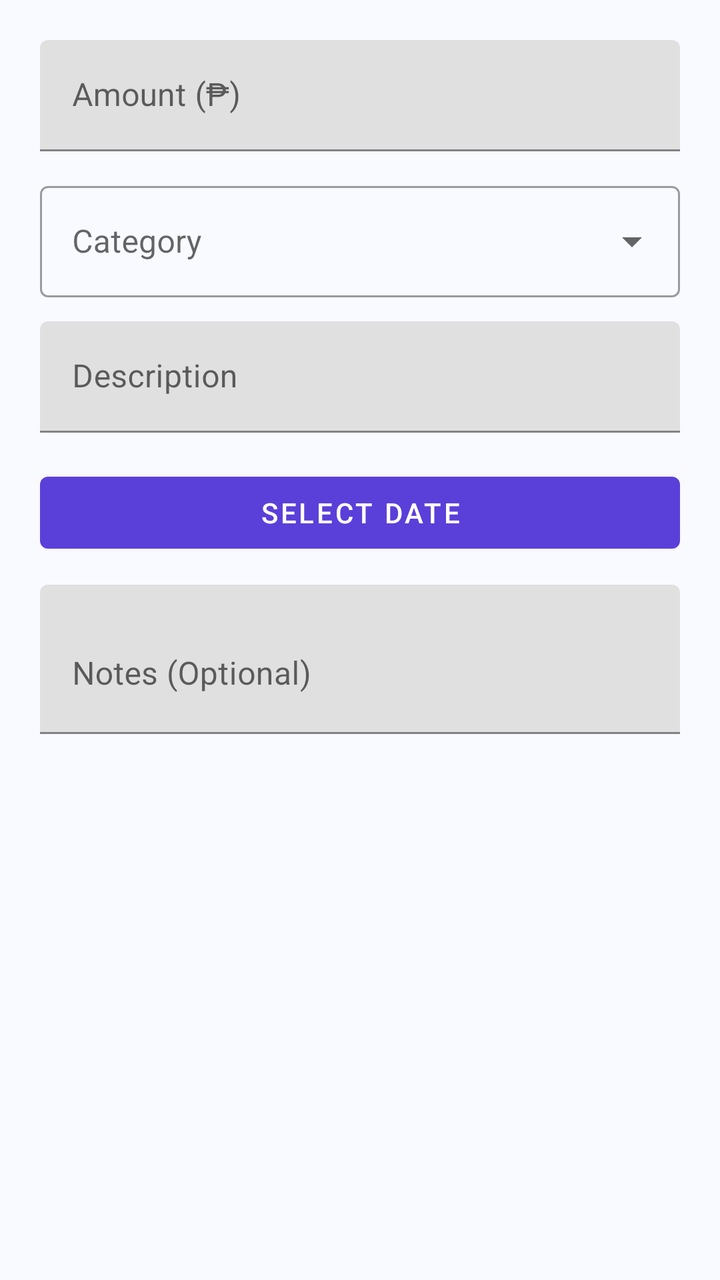
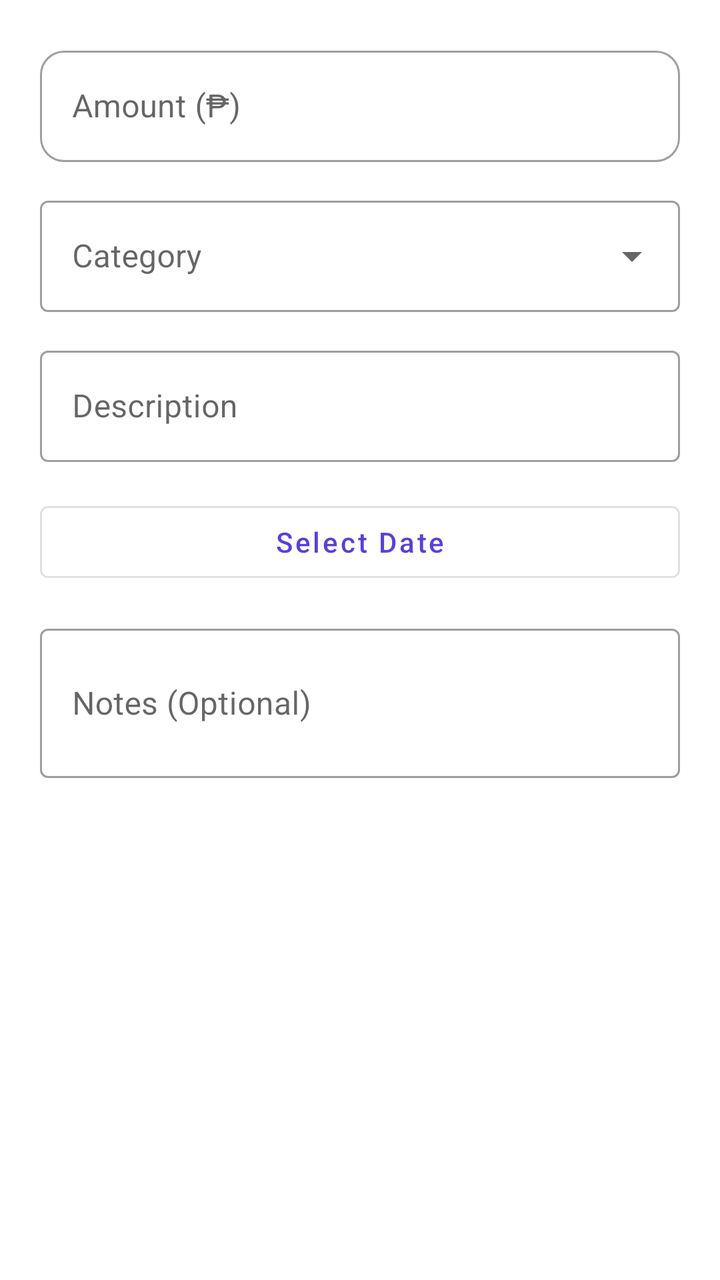

Two renders of the same Android screen: before a commit and after it. Below are the layout's source before the change and the commit's diff.
<!-- AndroidManifest.xml: application theme Theme.Gastoskwela -->
<!-- res/layout/dialog_expense.xml -->
<?xml version="1.0" encoding="utf-8"?>
<ScrollView xmlns:android="http://schemas.android.com/apk/res/android"
    xmlns:app="http://schemas.android.com/apk/res-auto"
    android:layout_width="match_parent"
    android:layout_height="wrap_content">

    <LinearLayout
        android:layout_width="match_parent"
        android:layout_height="wrap_content"
        android:orientation="vertical"
        android:padding="20dp">

        <com.google.android.material.textfield.TextInputLayout
            android:id="@+id/layoutExpenseAmount"
            android:layout_width="match_parent"
            android:layout_height="wrap_content"
            android:hint="Amount (₱)">

            <com.google.android.material.textfield.TextInputEditText
                android:id="@+id/etExpenseAmount"
                android:layout_width="match_parent"
                android:layout_height="wrap_content"
                android:inputType="numberDecimal" />

        </com.google.android.material.textfield.TextInputLayout>

        <com.google.android.material.textfield.TextInputLayout
            android:id="@+id/layoutExpenseCategory"
            style="@style/Widget.MaterialComponents.TextInputLayout.OutlinedBox.ExposedDropdownMenu"
            android:layout_width="match_parent"
            android:layout_height="wrap_content"
            android:layout_marginTop="12dp"
            android:hint="Category">

            <AutoCompleteTextView
                android:id="@+id/etExpenseCategory"
                android:layout_width="match_parent"
                android:layout_height="wrap_content"
                android:inputType="none" />

        </com.google.android.material.textfield.TextInputLayout>

        <com.google.android.material.textfield.TextInputLayout
            android:id="@+id/layoutExpenseDescription"
            android:layout_width="match_parent"
            android:layout_height="wrap_content"
            android:layout_marginTop="12dp"
            android:hint="Description">

            <com.google.android.material.textfield.TextInputEditText
                android:id="@+id/etExpenseDescription"
                android:layout_width="match_parent"
                android:layout_height="wrap_content"
                android:inputType="textCapSentences" />

        </com.google.android.material.textfield.TextInputLayout>

        <com.google.android.material.button.MaterialButton
            android:id="@+id/btnExpenseDate"
            android:layout_width="match_parent"
            android:layout_height="wrap_content"
            android:layout_marginTop="16dp"
            android:text="Select Date" />

        <com.google.android.material.textfield.TextInputLayout
            android:layout_width="match_parent"
            android:layout_height="wrap_content"
            android:layout_marginTop="12dp"
            android:hint="Notes (Optional)">

            <com.google.android.material.textfield.TextInputEditText
                android:id="@+id/etExpenseNotes"
                android:layout_width="match_parent"
                android:layout_height="wrap_content"
                android:inputType="textMultiLine"
                android:minLines="2" />

        </com.google.android.material.textfield.TextInputLayout>

    </LinearLayout>
</ScrollView>
<!-- resources referenced by this layout -->
<resources>
  <style name="Theme.Gastoskwela" parent="Theme.MaterialComponents.DayNight.NoActionBar">
  
          <item name="colorPrimary">@color/purple_primary</item>
          <item name="colorPrimaryVariant">@color/purple_light</item>
          <item name="colorSecondary">@color/purple_light</item>
          <item name="android:statusBarColor">@color/purple_primary</item>
          <item name="android:navigationBarColor">@color/white</item>
          <item name="android:windowLightNavigationBar">true</item>
          <item name="android:windowLightStatusBar">false</item>
          <item name="android:windowBackground">@color/background</item>
      </style>
  <color name="purple_primary">#5B3FD9</color>
  <color name="purple_light">#7C5CFF</color>
  <color name="white">#FFFFFF</color>
  <color name="background">#F8FAFF</color>
</resources>

<!-- the commit's change to res/layout/dialog_expense.xml (unified diff, before → after) -->
@@ -2,7 +2,9 @@
 <ScrollView xmlns:android="http://schemas.android.com/apk/res/android"
     xmlns:app="http://schemas.android.com/apk/res-auto"
     android:layout_width="match_parent"
-    android:layout_height="wrap_content">
+    android:layout_height="wrap_content"
+    android:background="#FFFFFF"
+    android:fillViewport="true">
 
     <LinearLayout
         android:layout_width="match_parent"
@@ -12,16 +14,21 @@
 
         <com.google.android.material.textfield.TextInputLayout
             android:id="@+id/layoutExpenseAmount"
+            style="@style/Widget.MaterialComponents.TextInputLayout.OutlinedBox"
             android:layout_width="match_parent"
             android:layout_height="wrap_content"
-            android:hint="Amount (₱)">
+            android:hint="Amount (₱)"
+            app:boxCornerRadiusTopStart="12dp"
+            app:boxCornerRadiusTopEnd="12dp"
+            app:boxCornerRadiusBottomStart="12dp"
+            app:boxCornerRadiusBottomEnd="12dp">
 
             <com.google.android.material.textfield.TextInputEditText
                 android:id="@+id/etExpenseAmount"
                 android:layout_width="match_parent"
                 android:layout_height="wrap_content"
-                android:inputType="numberDecimal" />
-
+                android:inputType="numberDecimal"
+                android:singleLine="true" />
         </com.google.android.material.textfield.TextInputLayout>
 
         <com.google.android.material.textfield.TextInputLayout
@@ -29,7 +36,7 @@
             style="@style/Widget.MaterialComponents.TextInputLayout.OutlinedBox.ExposedDropdownMenu"
             android:layout_width="match_parent"
             android:layout_height="wrap_content"
-            android:layout_marginTop="12dp"
+            android:layout_marginTop="14dp"
             android:hint="Category">
 
             <AutoCompleteTextView
@@ -37,35 +44,38 @@
                 android:layout_width="match_parent"
                 android:layout_height="wrap_content"
                 android:inputType="none" />
-
         </com.google.android.material.textfield.TextInputLayout>
 
         <com.google.android.material.textfield.TextInputLayout
             android:id="@+id/layoutExpenseDescription"
+            style="@style/Widget.MaterialComponents.TextInputLayout.OutlinedBox"
             android:layout_width="match_parent"
             android:layout_height="wrap_content"
-            android:layout_marginTop="12dp"
+            android:layout_marginTop="14dp"
             android:hint="Description">
 
             <com.google.android.material.textfield.TextInputEditText
                 android:id="@+id/etExpenseDescription"
                 android:layout_width="match_parent"
                 android:layout_height="wrap_content"
-                android:inputType="textCapSentences" />
-
+                android:inputType="textCapSentences"
+                android:singleLine="true" />
         </com.google.android.material.textfield.TextInputLayout>
 
         <com.google.android.material.button.MaterialButton
             android:id="@+id/btnExpenseDate"
+            style="@style/Widget.MaterialComponents.Button.OutlinedButton"
             android:layout_width="match_parent"
             android:layout_height="wrap_content"
             android:layout_marginTop="16dp"
-            android:text="Select Date" />
+            android:text="Select Date"
+            android:textAllCaps="false" />
 
         <com.google.android.material.textfield.TextInputLayout
+            style="@style/Widget.MaterialComponents.TextInputLayout.OutlinedBox"
             android:layout_width="match_parent"
             android:layout_height="wrap_content"
-            android:layout_marginTop="12dp"
+            android:layout_marginTop="14dp"
             android:hint="Notes (Optional)">
 
             <com.google.android.material.textfield.TextInputEditText
@@ -74,7 +84,6 @@
                 android:layout_height="wrap_content"
                 android:inputType="textMultiLine"
                 android:minLines="2" />
-
         </com.google.android.material.textfield.TextInputLayout>
 
     </LinearLayout>
